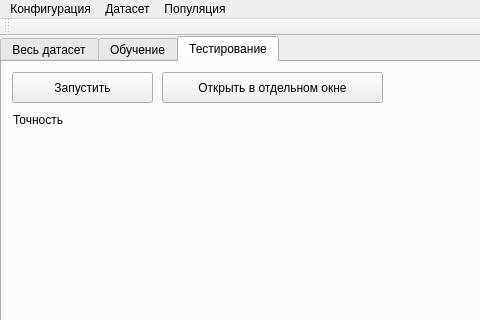
BolotinDaniil/RSATU2017_NCSCourseWork, file prog/mainwindow.ui: the form before one commit; both pictures show x 0 to 480 and y 0 to 320 of the 800 by 600 pixel window.
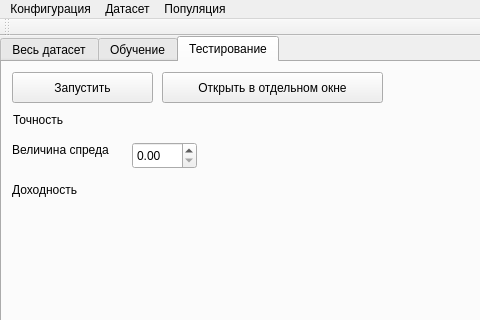
The form after the commit. The open tabs and pages were chosen to show the change.

```diff
--- a/prog/mainwindow.ui
+++ b/prog/mainwindow.ui
@@ -236,8 +236,60 @@
        <rect>
         <x>100</x>
         <y>50</y>
-        <width>59</width>
-        <height>18</height>
+        <width>161</width>
+        <height>16</height>
+       </rect>
+      </property>
+      <property name="text">
+       <string/>
+      </property>
+     </widget>
+     <widget class="QDoubleSpinBox" name="double_spin_box_spread">
+      <property name="geometry">
+       <rect>
+        <x>130</x>
+        <y>80</y>
+        <width>65</width>
+        <height>27</height>
+       </rect>
+      </property>
+      <property name="singleStep">
+       <double>0.010000000000000</double>
+      </property>
+     </widget>
+     <widget class="QLabel" name="label_6">
+      <property name="geometry">
+       <rect>
+        <x>10</x>
+        <y>80</y>
+        <width>111</width>
+        <height>16</height>
+       </rect>
+      </property>
+      <property name="text">
+       <string>Величина спреда</string>
+      </property>
+     </widget>
+     <widget class="QLabel" name="label_7">
+      <property name="geometry">
+       <rect>
+        <x>10</x>
+        <y>120</y>
+        <width>91</width>
+        <height>16</height>
+       </rect>
+      </property>
+      <property name="text">
+       <string>Доходность</string>
+      </property>
+     </widget>
+     <widget class="QLabel" name="label_profit">
+      <property name="geometry">
+       <rect>
+        <x>110</x>
+        <y>120</y>
+        <width>181</width>
+        <height>16</height>
        </rect>
       </property>
       <property name="text">
```
Left out of the diff: 2 changed lines with no effect on the pictures.
